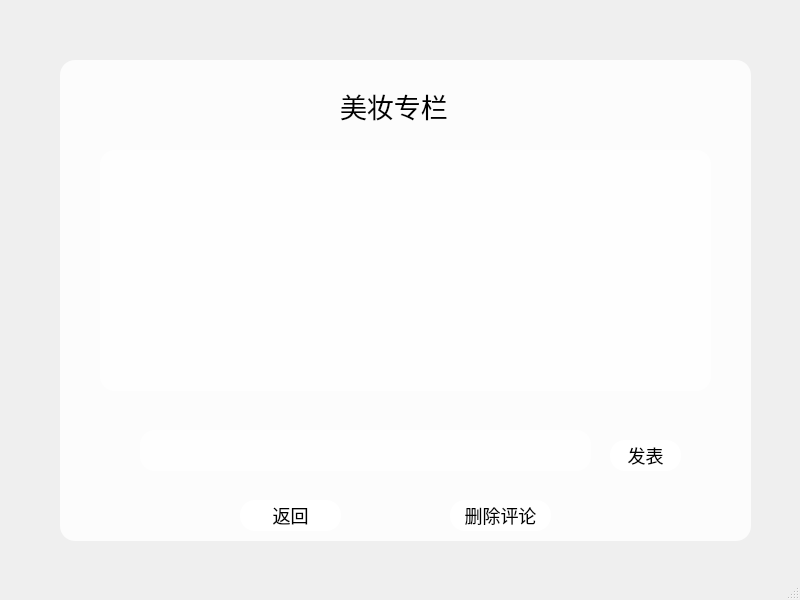
The window that meizhuangwall.ui (qing-wq/SchoolWall) describes before a commit, drawn with Qt 5.
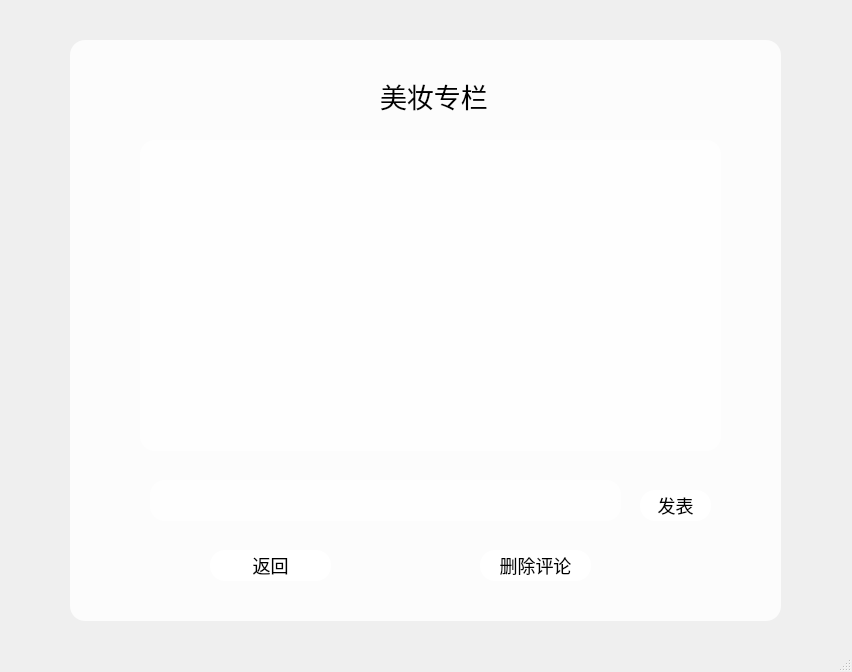
The same window after the commit. Icons and pictures are not drawn.

What changed in the file:
```diff
--- a/meizhuangwall.ui
+++ b/meizhuangwall.ui
@@ -6,8 +6,8 @@
    <rect>
     <x>0</x>
     <y>0</y>
-    <width>800</width>
-    <height>600</height>
+    <width>852</width>
+    <height>672</height>
    </rect>
   </property>
   <property name="windowTitle">
@@ -15,7 +15,7 @@
   </property>
   <property name="styleSheet">
    <string notr="true">*{
-background-image:url(:/img/2333333.jpg);
+background-attachment: fixed;
 font-size:20px;
 font-family:Century Gothic;
 }
@@ -53,18 +53,16 @@
 color:#717072;
 border-bottom:1px solid #717072;
 }
-QTextBrowser{
-	font-size:15px;
-}</string>
+</string>
   </property>
   <widget class="QWidget" name="centralwidget">
    <widget class="QFrame" name="frame">
     <property name="geometry">
      <rect>
-      <x>60</x>
-      <y>60</y>
-      <width>691</width>
-      <height>481</height>
+      <x>70</x>
+      <y>40</y>
+      <width>711</width>
+      <height>581</height>
      </rect>
     </property>
     <property name="frameShape">
@@ -76,9 +74,9 @@
     <widget class="QLabel" name="label">
      <property name="geometry">
       <rect>
-       <x>280</x>
-       <y>20</y>
-       <width>131</width>
+       <x>310</x>
+       <y>30</y>
+       <width>140</width>
        <height>51</height>
       </rect>
      </property>
@@ -89,9 +87,9 @@
     <widget class="QPushButton" name="back">
      <property name="geometry">
       <rect>
-       <x>180</x>
-       <y>440</y>
-       <width>101</width>
+       <x>140</x>
+       <y>510</y>
+       <width>121</width>
        <height>31</height>
       </rect>
      </property>
@@ -103,8 +101,8 @@
      <property name="geometry">
       <rect>
        <x>80</x>
-       <y>370</y>
-       <width>451</width>
+       <y>440</y>
+       <width>471</width>
        <height>41</height>
       </rect>
      </property>
@@ -119,8 +117,8 @@
     <widget class="QPushButton" name="send">
      <property name="geometry">
       <rect>
-       <x>550</x>
-       <y>380</y>
+       <x>570</x>
+       <y>450</y>
        <width>71</width>
        <height>31</height>
       </rect>
@@ -132,10 +130,10 @@
     <widget class="QTextBrowser" name="textBrowser">
      <property name="geometry">
       <rect>
-       <x>40</x>
-       <y>90</y>
-       <width>611</width>
-       <height>241</height>
+       <x>70</x>
+       <y>100</y>
+       <width>581</width>
+       <height>311</height>
       </rect>
      </property>
      <property name="lineWidth">
@@ -145,16 +143,16 @@
       <string>&lt;!DOCTYPE HTML PUBLIC &quot;-//W3C//DTD HTML 4.0//EN&quot; &quot;http://www.w3.org/TR/REC-html40/strict.dtd&quot;&gt;
 &lt;html&gt;&lt;head&gt;&lt;meta name=&quot;qrichtext&quot; content=&quot;1&quot; /&gt;&lt;style type=&quot;text/css&quot;&gt;
 p, li { white-space: pre-wrap; }
-&lt;/style&gt;&lt;/head&gt;&lt;body style=&quot; font-family:'Century Gothic'; font-size:15px; font-weight:400; font-style:normal;&quot;&gt;
-&lt;p style=&quot;-qt-paragraph-type:empty; margin-top:0px; margin-bottom:0px; margin-left:0px; margin-right:0px; -qt-block-indent:0; text-indent:0px;&quot;&gt;&lt;br /&gt;&lt;/p&gt;&lt;/body&gt;&lt;/html&gt;</string>
+&lt;/style&gt;&lt;/head&gt;&lt;body style=&quot; font-family:'Century Gothic'; font-size:20px; font-weight:400; font-style:normal;&quot;&gt;
+&lt;p style=&quot;-qt-paragraph-type:empty; margin-top:0px; margin-bottom:0px; margin-left:0px; margin-right:0px; -qt-block-indent:0; text-indent:0px; font-size:15px;&quot;&gt;&lt;br /&gt;&lt;/p&gt;&lt;/body&gt;&lt;/html&gt;</string>
      </property>
     </widget>
     <widget class="QPushButton" name="delBtn">
      <property name="geometry">
       <rect>
-       <x>390</x>
-       <y>440</y>
-       <width>101</width>
+       <x>410</x>
+       <y>510</y>
+       <width>111</width>
        <height>31</height>
       </rect>
      </property>
```
